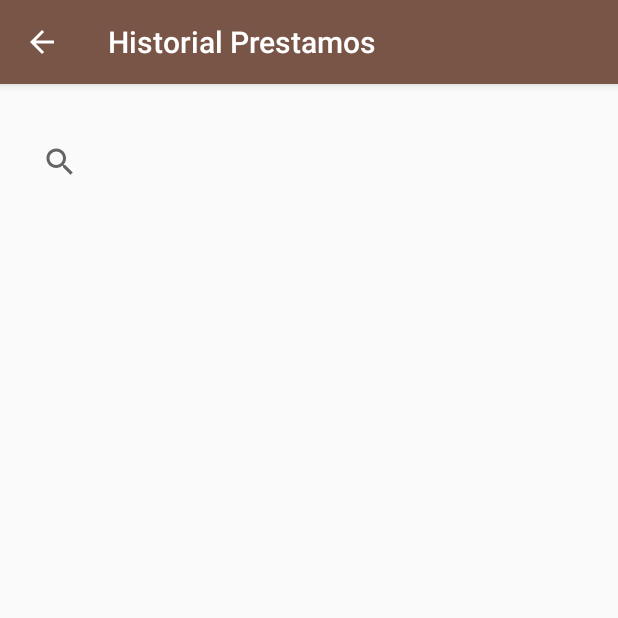
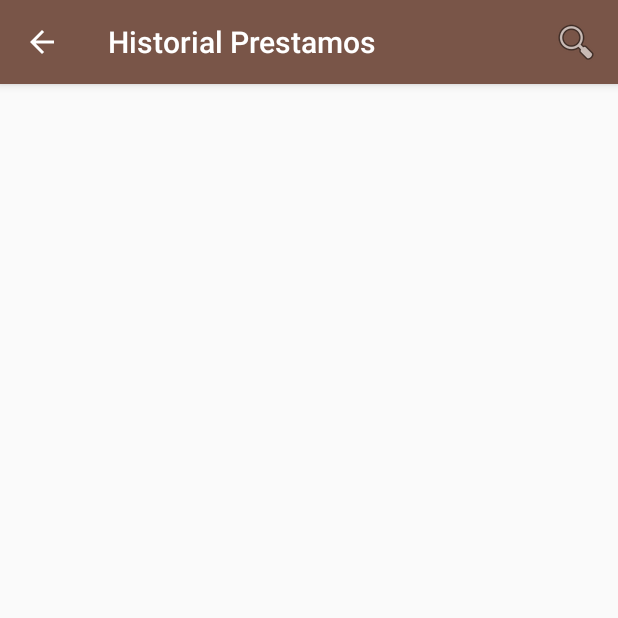
Before and after one commit to manueltorrez/android-app-proyectoFinal, an Android app: the HistorialPrestamos screen opened directly, with no data from a screen before it, on a phone screen of 412 x 824 dp, the top half of it. Run offline under Robolectric (Android 15) with nearby library versions, the phone set to English and light mode, and no system bars.

```diff
--- a/app/src/main/AndroidManifest.xml
+++ b/app/src/main/AndroidManifest.xml
@@ -38,6 +38,11 @@
             <meta-data
                 android:name="android.support.PARENT_ACTIVITY"
                 android:value="com.gangofseven.labs.app.MainActivity" />
+            <intent-filter>
+                <action android:name="android.intent.action.SEARCH" />
+            </intent-filter>
+            <meta-data android:name="android.app.searchable"
+                android:resource="@xml/searchable"/>
         </activity>
         <activity
             android:name=".HistorialPrestamos"
--- a/app/src/main/java/com/gangofseven/labs/app/AgregarPrestamos.java
+++ b/app/src/main/java/com/gangofseven/labs/app/AgregarPrestamos.java
@@ -60,6 +60,7 @@ public class AgregarPrestamos extends AppCompatActivity {
     public void addPrestamo(){
         Prestamo p = new Prestamo(titulo.getText().toString(), nombrePres.getText().toString(), Float.parseFloat(monto.getText().toString()), Float.parseFloat(interes.getText().toString()),calendario.getTime(), calendario2.getTime());
         p.save();
+        Toast.makeText(AgregarPrestamos.this, "Registro guardado",Toast.LENGTH_SHORT).show();
     }
 
     public void ponerDatePicker(){
--- a/app/src/main/java/com/gangofseven/labs/app/Cuota.java
+++ b/app/src/main/java/com/gangofseven/labs/app/Cuota.java
@@ -13,6 +13,9 @@ public class Cuota extends SugarRecord{
     private Long id;
     private float monto;
     private Date fecha;
+
+    public Cuota() {
+    }
 
     public Cuota(float monto, Date fecha) {
         this.monto = monto;
--- a/app/src/main/java/com/gangofseven/labs/app/HistorialPrestamos.java
+++ b/app/src/main/java/com/gangofseven/labs/app/HistorialPrestamos.java
@@ -1,7 +1,11 @@
 package com.gangofseven.labs.app;
 
+import android.app.SearchManager;
+import android.support.v4.view.MenuItemCompat;
 import android.support.v7.app.AppCompatActivity;
 import android.os.Bundle;
+import android.support.v7.widget.SearchView;
+import android.view.Menu;
 
 public class HistorialPrestamos extends AppCompatActivity {
 
@@ -10,4 +14,14 @@ public class HistorialPrestamos extends AppCompatActivity {
         super.onCreate(savedInstanceState);
         setContentView(R.layout.activity_historial_prestamos);
     }
+
+    @Override
+    public boolean onCreateOptionsMenu(Menu menu) {
+        getMenuInflater().inflate(R.menu.my_options_menu, menu);
+        // Retrieve the SearchView and plug it into SearchManager
+        final SearchView searchView = (SearchView) MenuItemCompat.getActionView(menu.findItem(R.id.action_search));
+        SearchManager searchManager = (SearchManager) getSystemService(SEARCH_SERVICE);
+        searchView.setSearchableInfo(searchManager.getSearchableInfo(getComponentName()));
+        return true;
+    }
 }
--- a/app/src/main/java/com/gangofseven/labs/app/Prestamo.java
+++ b/app/src/main/java/com/gangofseven/labs/app/Prestamo.java
@@ -18,6 +18,9 @@ public class Prestamo extends SugarRecord{
     private float interes;
     private Date fechaPrestamo;
     private Date fechaPago;
+
+    public Prestamo() {
+    }
 
     public Prestamo(String titulo, String nombrePrestamista, float monto, float interes, Date fechaPrestamo, Date fechaPago) {
         this.titulo = titulo;
--- a/app/src/main/res/layout/activity_historial_prestamos.xml
+++ b/app/src/main/res/layout/activity_historial_prestamos.xml
@@ -13,8 +13,6 @@
     <RadioGroup
         android:layout_width="match_parent"
         android:layout_height="match_parent"
-        android:layout_marginTop="125dp"
-        android:layout_below="@+id/searchView4"
         android:layout_alignParentStart="true"
         android:layout_above="@+id/button10" />
 
@@ -28,12 +26,4 @@
         android:layout_alignParentStart="true"
         android:layout_marginStart="77dp" />
 
-    <SearchView
-        android:layout_width="match_parent"
-        android:layout_height="wrap_content"
-        android:layout_marginTop="12dp"
-        android:layout_below="@+id/textView15"
-        android:layout_alignParentLeft="true"
-        android:layout_alignParentStart="true" />
-
 </RelativeLayout>
--- /dev/null
+++ b/app/src/main/res/menu/my_options_menu.xml
@@ -0,0 +1,9 @@
+<?xml version="1.0" encoding="utf-8"?>
+<menu xmlns:android="http://schemas.android.com/apk/res/android"
+    xmlns:app="http://schemas.android.com/apk/res-auto">
+    <item android:id="@+id/action_search"
+        android:title="@string/search_hint"
+        android:icon="@android:drawable/ic_menu_search"
+        app:showAsAction="ifRoom|collapseActionView"
+        app:actionViewClass="android.support.v7.widget.SearchView" />
+</menu>
--- a/app/src/main/res/values/strings.xml
+++ b/app/src/main/res/values/strings.xml
@@ -3,4 +3,5 @@
     <string name="title_activity_informacion_prestamos">InformacionPrestamos</string>
     <string name="main_button_add">Guardar</string>
     <string name="main_button_select">Seleccionar</string>
+    <string name="search_hint">Buscar</string>
 </resources>
--- /dev/null
+++ b/app/src/main/res/xml/searchable.xml
@@ -0,0 +1,5 @@
+<?xml version="1.0" encoding="utf-8"?>
+<searchable xmlns:android="http://schemas.android.com/apk/res/android"
+    android:label="@string/app_name"
+    android:hint="@string/search_hint" >
+</searchable>
```
Also changed, not shown: app/src/main/java/com/gangofseven/labs/app/PrestamoAdapter.java (+5 -2 lines), app/src/main/java/com/gangofseven/labs/app/PrestamosPendientes.java (+17 -0 lines), app/src/main/res/layout/prestamos_pendientes.xml (+0 -8 lines).
